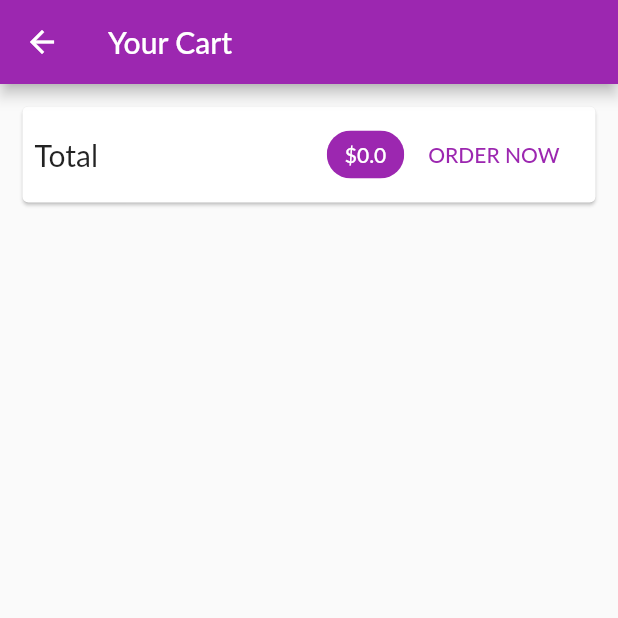
After one commit to alsoxavi/ShopApp, a Flutter app: the CartScreen screen opened by its route, on a phone screen of 412 x 824 dp, the top half of it. The commit adds this screen. Run offline on Flutter 3.47's test engine with Material 2 defaults, Android fonts, the phone set to English and light mode, and no system bars; network calls fail; Roboto replaces fonts that are missing (Lato).

Commit message:
Added cart list, dismiss from cart list and product detail

```diff
--- a/lib/main.dart
+++ b/lib/main.dart
@@ -5,6 +5,7 @@ import './screens/products_overview_screen.dart';
 import './screens/product_detail_screen.dart';
 import './providers/products_provider.dart';
 import './providers/cart_provider.dart';
+import './screens/cart_screen.dart';
 
 void main() => runApp(MyApp());
 
@@ -30,6 +31,7 @@ class MyApp extends StatelessWidget {
         home: ProductOverviewScreen(),
         routes: {
           ProductDetailScreen.routeName: (ctx) => ProductDetailScreen(),
+          CartScreen.routeName: (ctx) => CartScreen(),
         },
       ),
     );
--- a/lib/providers/cart_provider.dart
+++ b/lib/providers/cart_provider.dart
@@ -25,6 +25,14 @@ class CartProvider with ChangeNotifier {
     return _items.length;
   }
 
+  double get totalAmount {
+    double total = 0.0;
+    _items.forEach((key, cartItem) {
+      total += cartItem.price * cartItem.quantity;
+    });
+    return total;
+  }
+
   void addItem(String productId, double price, String title) {
     if (_items.containsKey(productId)) {
       _items.update(
@@ -49,4 +57,9 @@ class CartProvider with ChangeNotifier {
     }
     notifyListeners();
   }
+
+  void removeItem(String productId) {
+    _items.remove(productId);
+    notifyListeners();
+  }
 }
--- /dev/null
+++ b/lib/screens/cart_screen.dart
@@ -0,0 +1,75 @@
+import 'package:flutter/material.dart';
+import 'package:provider/provider.dart';
+
+import '../providers/cart_provider.dart' show CartProvider;
+import '../widgets/cart_item.dart';
+
+class CartScreen extends StatelessWidget {
+  static const routeName = '/cart';
+  @override
+  Widget build(BuildContext context) {
+    final cart = Provider.of<CartProvider>(
+      context,
+      listen: false,
+    );
+
+    return Scaffold(
+      appBar: AppBar(
+        title: Text(
+          'Your Cart',
+        ),
+      ),
+      body: Column(
+        children: <Widget>[
+          Card(
+            margin: EdgeInsets.all(15),
+            child: Padding(
+              padding: EdgeInsets.all(8),
+              child: Row(
+                mainAxisAlignment: MainAxisAlignment.spaceBetween,
+                children: <Widget>[
+                  Text(
+                    'Total',
+                    style: TextStyle(
+                      fontSize: 20,
+                    ),
+                  ),
+                  Spacer(),
+                  Chip(
+                    label: Text(
+                      '\$${cart.totalAmount}',
+                      style: TextStyle(
+                        color: Theme.of(context).primaryTextTheme.title.color,
+                      ),
+                    ),
+                    backgroundColor: Theme.of(context).primaryColor,
+                  ),
+                  FlatButton(
+                    child: Text('ORDER NOW'),
+                    onPressed: () {},
+                    textColor: Theme.of(context).primaryColor,
+                  ),
+                ],
+              ),
+            ),
+          ),
+          SizedBox(
+            height: 10,
+          ),
+          Expanded(
+            child: ListView.builder(
+              itemBuilder: (ctx, i) => CartItem(
+                id: cart.items.values.toList()[i].id,
+                price: cart.items.values.toList()[i].price,
+                productId: cart.items.keys.toList()[i],
+                quantity: cart.items.values.toList()[i].quantity,
+                title: cart.items.values.toList()[i].title,
+              ),
+              itemCount: cart.itemCount,
+            ),
+          ),
+        ],
+      ),
+    );
+  }
+}
```
Also changed, not shown: lib/screens/product_detail_screen.dart (+38 -0 lines), lib/screens/products_overview_screen.dart (+5 -2 lines), lib/widgets/cart_item.dart (added, +70 -0 lines).
